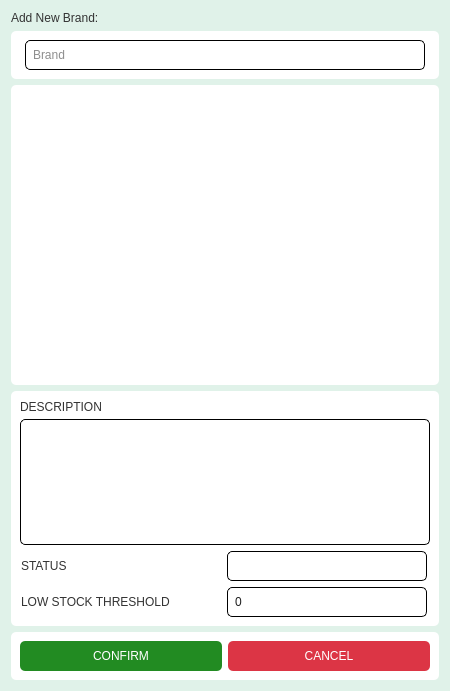
Kazu0210/Inventory-System, file app/src/ui/new_brand_page.ui: the form before one commit.
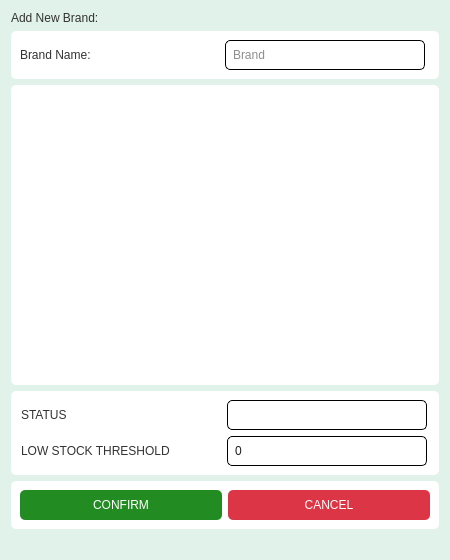
The form after the commit.

Commit message: fixed price button icon, removed supplier input and description input when adding new brand

```diff
--- a/app/src/ui/new_brand_page.ui
+++ b/app/src/ui/new_brand_page.ui
@@ -7,19 +7,19 @@
     <x>0</x>
     <y>0</y>
     <width>450</width>
-    <height>691</height>
+    <height>560</height>
    </rect>
   </property>
   <property name="minimumSize">
    <size>
     <width>450</width>
-    <height>500</height>
+    <height>560</height>
    </size>
   </property>
   <property name="maximumSize">
    <size>
     <width>450</width>
-    <height>16777215</height>
+    <height>560</height>
    </size>
   </property>
   <property name="windowTitle">
@@ -144,10 +144,39 @@
        <number>9</number>
       </property>
       <item>
+       <widget class="QLabel" name="label_2">
+        <property name="minimumSize">
+         <size>
+          <width>200</width>
+          <height>0</height>
+         </size>
+        </property>
+        <property name="maximumSize">
+         <size>
+          <width>200</width>
+          <height>16777215</height>
+         </size>
+        </property>
+        <property name="styleSheet">
+         <string notr="true">font: 63 10pt &quot;Noto Sans SemiBold&quot;;
+color: #333333;</string>
+        </property>
+        <property name="text">
+         <string>Brand Name:</string>
+        </property>
+       </widget>
+      </item>
+      <item alignment="Qt::AlignLeft">
        <widget class="QLineEdit" name="brand_lineEdit">
+        <property name="sizePolicy">
+         <sizepolicy hsizetype="Expanding" vsizetype="Fixed">
+          <horstretch>0</horstretch>
+          <verstretch>0</verstretch>
+         </sizepolicy>
+        </property>
         <property name="minimumSize">
          <size>
-          <width>400</width>
+          <width>200</width>
           <height>30</height>
          </size>
         </property>
@@ -231,66 +260,6 @@
       <enum>QFrame::Raised</enum>
      </property>
      <layout class="QVBoxLayout" name="verticalLayout_10">
-      <item>
-       <widget class="QFrame" name="frame_18">
-        <property name="frameShape">
-         <enum>QFrame::StyledPanel</enum>
-        </property>
-        <property name="frameShadow">
-         <enum>QFrame::Raised</enum>
-        </property>
-        <layout class="QVBoxLayout" name="verticalLayout_11">
-         <property name="spacing">
-          <number>5</number>
-         </property>
-         <property name="leftMargin">
-          <number>0</number>
-         </property>
-         <property name="topMargin">
-          <number>0</number>
-         </property>
-         <property name="rightMargin">
-          <number>0</number>
-         </property>
-         <property name="bottomMargin">
-          <number>0</number>
-         </property>
-         <item>
-          <widget class="QLabel" name="label_7">
-           <property name="maximumSize">
-            <size>
-             <width>200</width>
-             <height>16777215</height>
-            </size>
-           </property>
-           <property name="styleSheet">
-            <string notr="true">font: 63 10pt &quot;Noto Sans SemiBold&quot;;
-color: #333333;</string>
-           </property>
-           <property name="text">
-            <string>DESCRIPTION</string>
-           </property>
-          </widget>
-         </item>
-         <item>
-          <widget class="QPlainTextEdit" name="description_plainTextEdit">
-           <property name="minimumSize">
-            <size>
-             <width>0</width>
-             <height>80</height>
-            </size>
-           </property>
-           <property name="plainText">
-            <string/>
-           </property>
-           <property name="placeholderText">
-            <string>Description</string>
-           </property>
-          </widget>
-         </item>
-        </layout>
-       </widget>
-      </item>
       <item>
        <widget class="QFrame" name="frame_19">
         <property name="frameShape">
```
Left out of the diff: 2 changed lines with no effect on the pictures. The commit also changes 15 other files.
